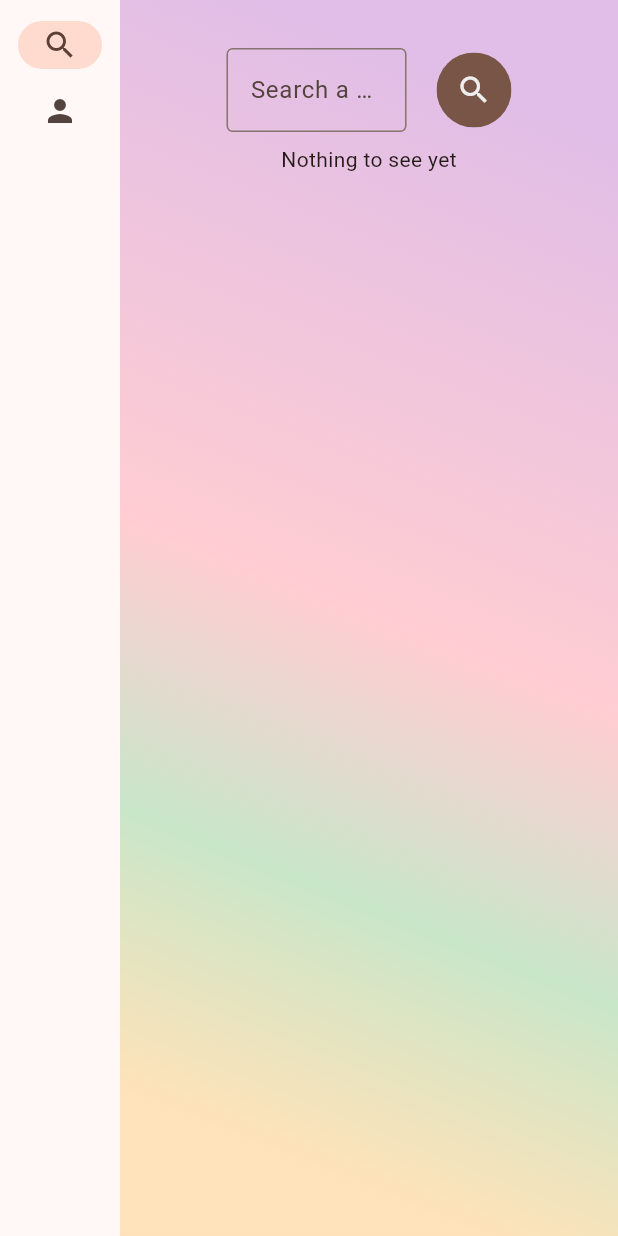
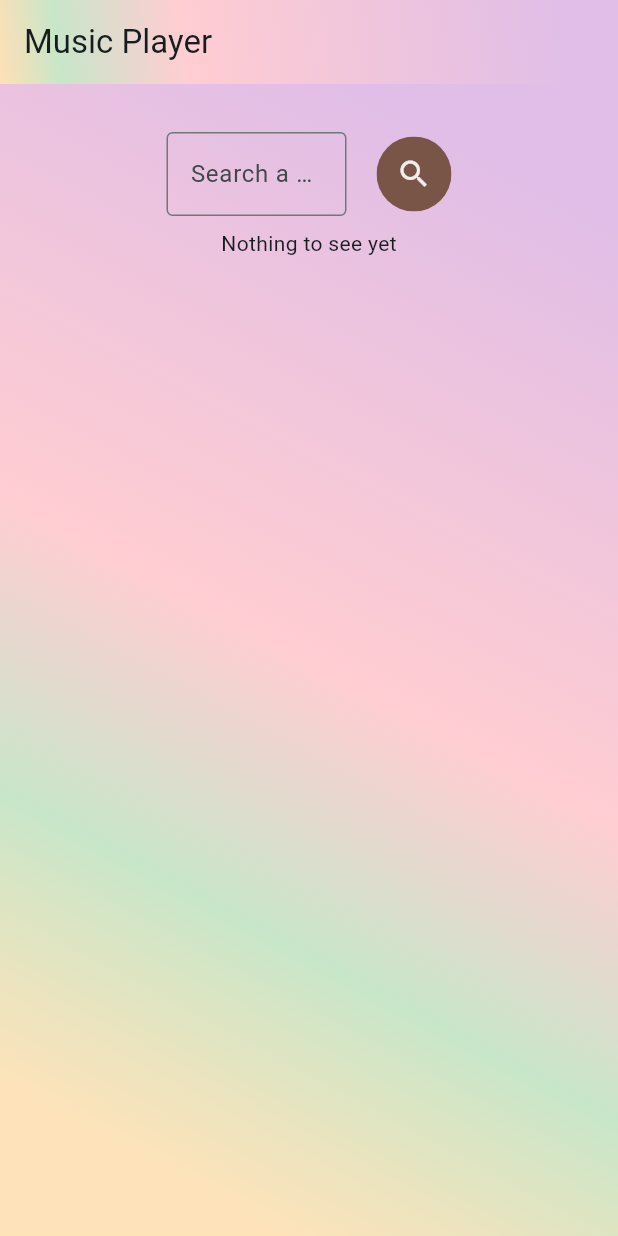
Before and after one commit to tassiomr/music-player-flutter, a Flutter app: the screen it shows after launch, on a phone screen of 412 x 824 dp. Run offline on Flutter 3.47's test engine with Material 2 defaults, Android fonts, the phone set to English and light mode, and no system bars; our stand-ins replace just_audio, percent_indicator.

Commit message:
remove navigation container

```diff
--- a/lib/main.dart
+++ b/lib/main.dart
@@ -1,5 +1,6 @@
 import 'package:flutter/material.dart';
 import 'package:music_preview_app/views/navigator_view.dart';
+import 'package:music_preview_app/views/seach_view.dart';
 
 void main() {
   runApp(const MyApp());
@@ -29,10 +30,32 @@ class MyApp extends StatelessWidget {
           //
           // This works for code too, not just values: Most code changes can be
           // tested with just a hot reload.
-        colorScheme: ColorScheme.fromSeed(seedColor: Colors.brown),
+          colorScheme: ColorScheme.fromSeed(seedColor: Colors.white),
           useMaterial3: true,
         ),
-      home: const NavigatorView()
-    );
+        home: Scaffold(
+            appBar: AppBar(
+              backgroundColor: Colors.red.shade200.withOpacity(0.32),
+              flexibleSpace: Container(
+                decoration: BoxDecoration(
+                    gradient: LinearGradient(
+                        begin: Alignment.topRight,
+                        end: Alignment.bottomLeft,
+                        stops: const [
+                      0.1,
+                      0.7,
+                      0.9,
+                      1
+                    ],
+                        colors: [
+                      Colors.purple.shade100,
+                      Colors.red.shade100,
+                      Colors.green.shade100,
+                      Colors.orange.shade100.withOpacity(0.9),
+                    ])),
+              ),
+              title: const Text('Music Player'),
+            ),
+            body: const SearchView()));
   }
 }
```
Lines whose indentation alone changed are shown as unchanged.
